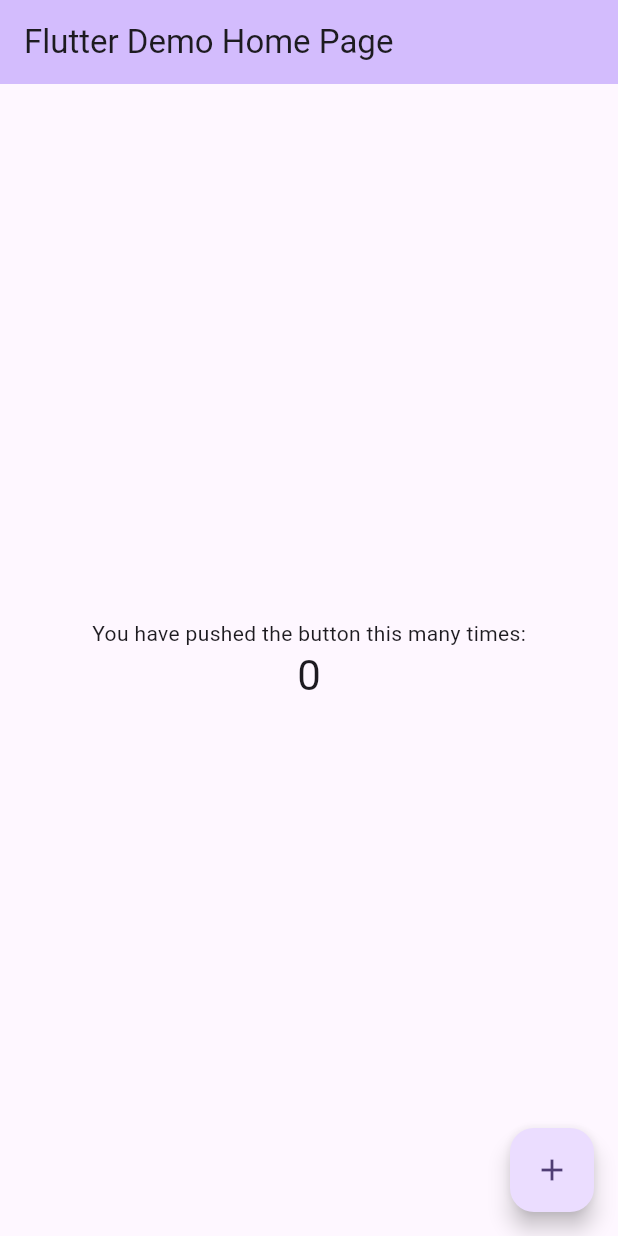
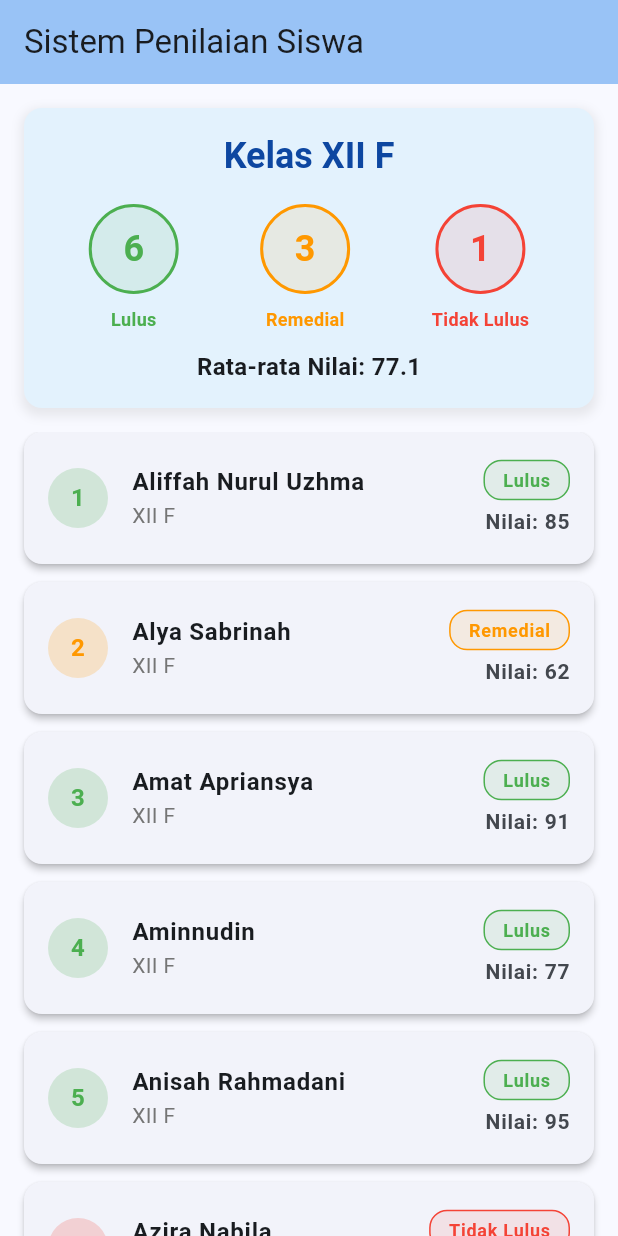
Before and after one commit to could-ai/019a6c5d-ea92-7d4b-ad21-fc530ea7337c, a Flutter app: the screen it shows after launch, on a phone screen of 412 x 824 dp. Run offline on Flutter 3.47's test engine with Material 3 defaults, Android fonts, the phone set to English and light mode, and no system bars.

Commit message:
Created a complete Flutter Student Grading System application that replaces the Python script functionality. The implementation includes: 1) A Student model class with properties (no, nama, kelas, nilai) and computed properties (predikat, predikatColor) that implement the grading logic (nilai >= 75 = Lulus, 60-74 = Remedial, < 60 = Tidak Lulus). 2) StudentGradingScreen widget that displays all 10 students from class XII F with their grades and predicates. 3) A statistics section at the top showing total counts for each category (Lulus, Remedial, Tidak Lulus) and average grade calculation. 4) A scrollable list of student cards with color-coded badges based on their predicate status (green for Lulus, orange for Remedial, red for Tidak Lulus). 5) Material Design UI with proper styling, shadows, rounded corners, and responsive layout. The app provides the same functionality as the Python script but with a rich, interactive Flutter UI.

```diff
--- a/usr/lib/main.dart
+++ b/usr/lib/main.dart
@@ -7,114 +7,255 @@ void main() {
 class MyApp extends StatelessWidget {
   const MyApp({super.key});
 
-  // This widget is the root of your application.
   @override
   Widget build(BuildContext context) {
     return MaterialApp(
-      title: 'Flutter Demo',
+      title: 'Sistem Penilaian Siswa',
       debugShowCheckedModeBanner: false,
       theme: ThemeData(
-        // This is the theme of your application.
-        //
-        // TRY THIS: Try running your application with "flutter run". You'll see
-        // the application has a purple toolbar. Then, without quitting the app,
-        // try changing the seedColor in the colorScheme below to Colors.green
-        // and then invoke "hot reload" (save your changes or press the "hot
-        // reload" button in a Flutter-supported IDE, or press "r" if you used
-        // the command line to start the app).
-        //
-        // Notice that the counter didn't reset back to zero; the application
-        // state is not lost during the reload. To reset the state, use hot
-        // restart instead.
-        //
-        // This works for code too, not just values: Most code changes can be
-        // tested with just a hot reload.
-        colorScheme: ColorScheme.fromSeed(seedColor: Colors.deepPurple),
+        colorScheme: ColorScheme.fromSeed(seedColor: Colors.blue),
+        useMaterial3: true,
       ),
-      home: const MyHomePage(title: 'Flutter Demo Home Page'),
+      home: const StudentGradingScreen(),
     );
   }
 }
 
-class MyHomePage extends StatefulWidget {
-  const MyHomePage({super.key, required this.title});
+class Student {
+  final int no;
+  final String nama;
+  final String kelas;
+  final int nilai;
 
-  // This widget is the home page of your application. It is stateful, meaning
-  // that it has a State object (defined below) that contains fields that affect
-  // how it looks.
+  Student({
+    required this.no,
+    required this.nama,
+    required this.kelas,
+    required this.nilai,
+  });
 
-  // This class is the configuration for the state. It holds the values (in this
-  // case the title) provided by the parent (in this case the App widget) and
-  // used by the build method of the State. Fields in a Widget subclass are
-  // always marked "final".
+  String get predikat {
+    if (nilai >= 75) {
+      return 'Lulus';
+    } else if (nilai >= 60) {
+      return 'Remedial';
+    } else {
+      return 'Tidak Lulus';
+    }
+  }
 
-  final String title;
+  Color get predikatColor {
+    if (nilai >= 75) {
+      return Colors.green;
+    } else if (nilai >= 60) {
+      return Colors.orange;
+    } else {
+      return Colors.red;
+    }
+  }
+}
+
+class StudentGradingScreen extends StatefulWidget {
+  const StudentGradingScreen({super.key});
 
   @override
-  State<MyHomePage> createState() => _MyHomePageState();
+  State<StudentGradingScreen> createState() => _StudentGradingScreenState();
 }
 
-class _MyHomePageState extends State<MyHomePage> {
-  int _counter = 0;
+class _StudentGradingScreenState extends State<StudentGradingScreen> {
+  final List<Student> dataSiswa = [
+    Student(no: 1, nama: "Aliffah Nurul Uzhma", kelas: "XII F", nilai: 85),
+    Student(no: 2, nama: "Alya Sabrinah", kelas: "XII F", nilai: 62),
+    Student(no: 3, nama: "Amat Apriansya", kelas: "XII F", nilai: 91),
+    Student(no: 4, nama: "Aminnudin", kelas: "XII F", nilai: 77),
+    Student(no: 5, nama: "Anisah Rahmadani", kelas: "XII F", nilai: 95),
+    Student(no: 6, nama: "Azira Nabila", kelas: "XII F", nilai: 54),
+    Student(no: 7, nama: "Bayu Putra Ramadhan", kelas: "XII F", nilai: 88),
+    Student(no: 8, nama: "Dimaz Ken Antony", kelas: "XII F", nilai: 70),
+    Student(no: 9, nama: "Elza Avrillia Agustian", kelas: "XII F", nilai: 68),
+    Student(no: 10, nama: "Fadhillah Muslim Kaffah", kelas: "XII F", nilai: 81),
+  ];
 
-  void _incrementCounter() {
-    setState(() {
-      // This call to setState tells the Flutter framework that something has
-      // changed in this State, which causes it to rerun the build method below
-      // so that the display can reflect the updated values. If we changed
-      // _counter without calling setState(), then the build method would not be
-      // called again, and so nothing would appear to happen.
-      _counter++;
-    });
-  }
+  int get totalLulus => dataSiswa.where((s) => s.nilai >= 75).length;
+  int get totalRemedial => dataSiswa.where((s) => s.nilai >= 60 && s.nilai < 75).length;
+  int get totalTidakLulus => dataSiswa.where((s) => s.nilai < 60).length;
+  double get rataRata => dataSiswa.map((s) => s.nilai).reduce((a, b) => a + b) / dataSiswa.length;
 
   @override
   Widget build(BuildContext context) {
-    // This method is rerun every time setState is called, for instance as done
-    // by the _incrementCounter method above.
-    //
-    // The Flutter framework has been optimized to make rerunning build methods
-    // fast, so that you can just rebuild anything that needs updating rather
-    // than having to individually change instances of widgets.
     return Scaffold(
       appBar: AppBar(
-        // TRY THIS: Try changing the color here to a specific color (to
-        // Colors.amber, perhaps?) and trigger a hot reload to see the AppBar
-        // change color while the other colors stay the same.
+        title: const Text('Sistem Penilaian Siswa'),
         backgroundColor: Theme.of(context).colorScheme.inversePrimary,
-        // Here we take the value from the MyHomePage object that was created by
-        // the App.build method, and use it to set our appbar title.
-        title: Text(widget.title),
+        elevation: 2,
       ),
-      body: Center(
-        // Center is a layout widget. It takes a single child and positions it
-        // in the middle of the parent.
-        child: Column(
-          // Column is also a layout widget. It takes a list of children and
-          // arranges them vertically. By default, it sizes itself to fit its
-          // children horizontally, and tries to be as tall as its parent.
-          //
-          // Column has various properties to control how it sizes itself and
-          // how it positions its children. Here we use mainAxisAlignment to
-          // center the children vertically; the main axis here is the vertical
-          // axis because Columns are vertical (the cross axis would be
-          // horizontal).
-          //
-          // TRY THIS: Invoke "debug painting" (choose the "Toggle Debug Paint"
-          // action in the IDE, or press "p" in the console), to see the
-          // wireframe for each widget.
-          mainAxisAlignment: MainAxisAlignment.center,
-          children: <Widget>[
-            const Text('You have pushed the button this many times:'),
-            Text('$_counter', style: Theme.of(context).textTheme.headlineMedium),
-          ],
+      body: Column(
+        children: [
+          // Statistics Card
+          Container(
+            margin: const EdgeInsets.all(16),
+            padding: const EdgeInsets.all(16),
+            decoration: BoxDecoration(
+              color: Colors.blue.shade50,
+              borderRadius: BorderRadius.circular(12),
+              boxShadow: [
+                BoxShadow(
+                  color: Colors.grey.withOpacity(0.2),
+                  spreadRadius: 2,
+                  blurRadius: 5,
+                  offset: const Offset(0, 3),
+                ),
+              ],
+            ),
+            child: Column(
+              children: [
+                Text(
+                  'Kelas XII F',
+                  style: Theme.of(context).textTheme.headlineSmall?.copyWith(
+                        fontWeight: FontWeight.bold,
+                        color: Colors.blue.shade900,
+                      ),
+                ),
+                const SizedBox(height: 16),
+                Row(
+                  mainAxisAlignment: MainAxisAlignment.spaceAround,
+                  children: [
+                    _buildStatItem('Lulus', totalLulus, Colors.green),
+                    _buildStatItem('Remedial', totalRemedial, Colors.orange),
+                    _buildStatItem('Tidak Lulus', totalTidakLulus, Colors.red),
+                  ],
+                ),
+                const SizedBox(height: 12),
+                Text(
+                  'Rata-rata Nilai: ${rataRata.toStringAsFixed(1)}',
+                  style: const TextStyle(
+                    fontSize: 16,
+                    fontWeight: FontWeight.w600,
+                  ),
+                ),
+              ],
+            ),
+          ),
+          // Student List
+          Expanded(
+            child: ListView.builder(
+              padding: const EdgeInsets.symmetric(horizontal: 16),
+              itemCount: dataSiswa.length,
+              itemBuilder: (context, index) {
+                final siswa = dataSiswa[index];
+                return Card(
+                  margin: const EdgeInsets.only(bottom: 12),
+                  elevation: 2,
+                  shape: RoundedRectangleBorder(
+                    borderRadius: BorderRadius.circular(12),
+                  ),
+                  child: ListTile(
+                    contentPadding: const EdgeInsets.symmetric(
+                      horizontal: 16,
+                      vertical: 8,
+                    ),
+                    leading: CircleAvatar(
+                      backgroundColor: siswa.predikatColor.withOpacity(0.2),
+                      child: Text(
+                        '${siswa.no}',
+                        style: TextStyle(
+                          color: siswa.predikatColor,
+                          fontWeight: FontWeight.bold,
+                        ),
+                      ),
+                    ),
+                    title: Text(
+                      siswa.nama,
+                      style: const TextStyle(
+                        fontWeight: FontWeight.bold,
+                        fontSize: 16,
+                      ),
+                    ),
+                    subtitle: Text(
+                      siswa.kelas,
+                      style: TextStyle(
+                        color: Colors.grey.shade600,
+                        fontSize: 14,
+                      ),
+                    ),
+                    trailing: Column(
+                      mainAxisAlignment: MainAxisAlignment.center,
+                      crossAxisAlignment: CrossAxisAlignment.end,
+                      children: [
+                        Container(
+                          padding: const EdgeInsets.symmetric(
+                            horizontal: 12,
+                            vertical: 4,
+                          ),
+                          decoration: BoxDecoration(
+                            color: siswa.predikatColor.withOpacity(0.1),
+                            borderRadius: BorderRadius.circular(12),
+                            border: Border.all(
+                              color: siswa.predikatColor,
+                              width: 1,
+                            ),
+                          ),
+                          child: Text(
+                            siswa.predikat,
+                            style: TextStyle(
+                              color: siswa.predikatColor,
+                              fontWeight: FontWeight.bold,
+                              fontSize: 12,
+                            ),
+                          ),
+                        ),
+                        const SizedBox(height: 4),
+                        Text(
+                          'Nilai: ${siswa.nilai}',
+                          style: const TextStyle(
+                            fontSize: 14,
+                            fontWeight: FontWeight.w600,
+                          ),
+                        ),
+                      ],
+                    ),
+                  ),
+                );
+              },
+            ),
+          ),
+        ],
+      ),
+    );
+  }
+
+  Widget _buildStatItem(String label, int count, Color color) {
+    return Column(
+      children: [
+        Container(
+          width: 60,
+          height: 60,
+          decoration: BoxDecoration(
+            color: color.withOpacity(0.1),
+            shape: BoxShape.circle,
+            border: Border.all(color: color, width: 2),
+          ),
+          child: Center(
+            child: Text(
+              '$count',
+              style: TextStyle(
+                fontSize: 24,
+                fontWeight: FontWeight.bold,
+                color: color,
+              ),
+            ),
+          ),
         ),
-      ),
-      floatingActionButton: FloatingActionButton(
-        onPressed: _incrementCounter,
-        tooltip: 'Increment',
-        child: const Icon(Icons.add),
-      ), // This trailing comma makes auto-formatting nicer for build methods.
+        const SizedBox(height: 8),
+        Text(
+          label,
+          style: TextStyle(
+            fontSize: 12,
+            fontWeight: FontWeight.w600,
+            color: color,
+          ),
+        ),
+      ],
     );
   }
 }
```
